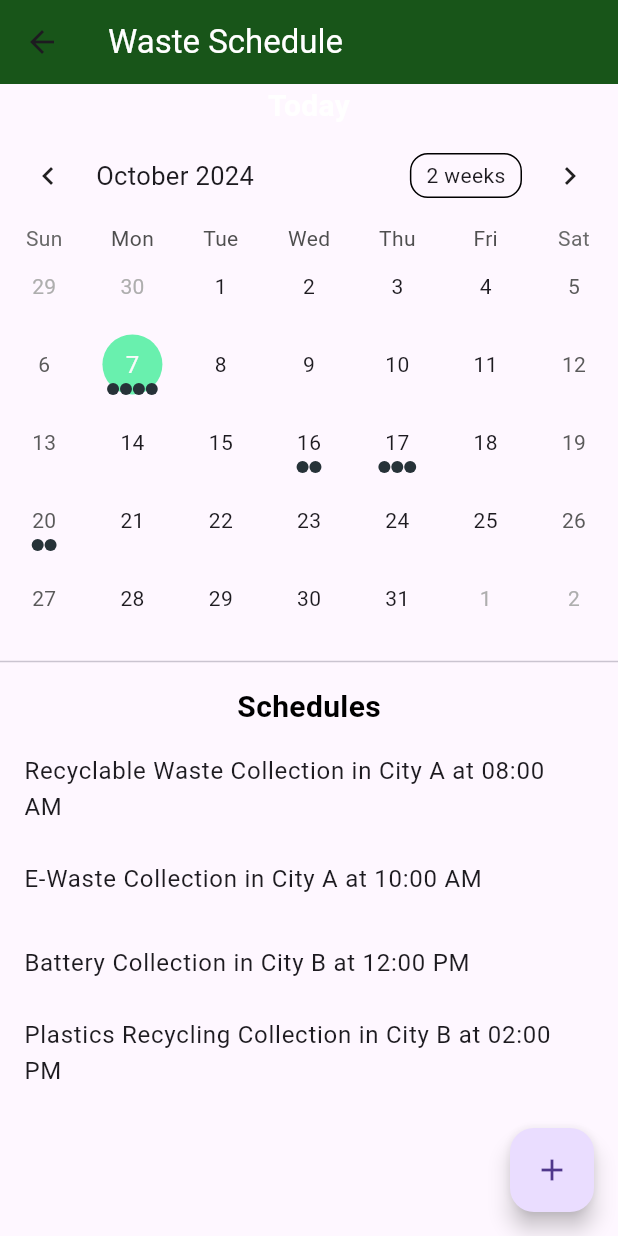
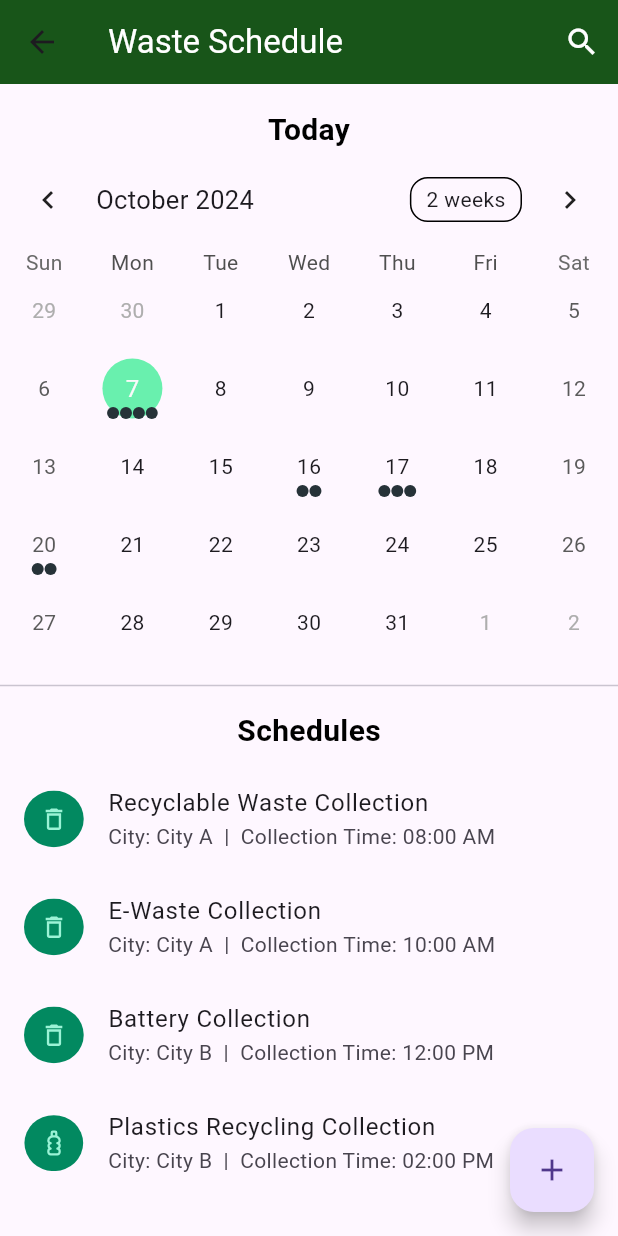
Before and after one commit to BilalR4M/EcoSpere, a Flutter app: the CalendarPage screen opened by its route, after a tap on the "add" icon, on a phone screen of 412 x 824 dp. Run offline on Flutter 3.47's test engine with Material 3 defaults, Android fonts, the phone set to English and light mode, and no system bars; drawn by our look-alikes of table_calendar; our stand-ins replace cloud_firestore, firebase_auth, firebase_core, flutter_svg, fluttertoast, go_router and 1 more; accounts and stored records are empty.

Commit message:
seach waste schedules completed

```diff
--- a/lib/models/activity.dart
+++ b/lib/models/activity.dart
@@ -4,13 +4,11 @@ class Activity {
   final String activity;
   final String city;
   final String collectionTime;
-  final String svgPath;
 
   Activity({
     required this.activity,
     required this.city,
     required this.collectionTime,
-    required this.svgPath,
   });
 
   factory Activity.fromMap(Map<String, dynamic> data) {
@@ -18,7 +16,6 @@ class Activity {
       activity: data['activity'] ?? '',
       city: data['city'] ?? '',
       collectionTime: data['collectionTime'] ?? '',
-      svgPath: data['svgPath'] ?? '',
     );
   }
 
@@ -27,7 +24,6 @@ class Activity {
       'activity': activity,
       'city': city,
       'collectionTime': collectionTime,
-      'svgPath': svgPath,
     };
   }
 }
--- a/lib/pages/calendar.dart
+++ b/lib/pages/calendar.dart
@@ -1,10 +1,12 @@
 // lib/pages/calendar_page.dart
 
-import 'package:ecosphere/models/activity.dart';
+
+import 'package:ecosphere/pages/search.dart';
 import 'package:ecosphere/src/add_schedule.dart';
 import 'package:flutter/material.dart';
+import 'package:intl/intl.dart';
 import 'package:table_calendar/table_calendar.dart';
-import 'package:cloud_firestore/cloud_firestore.dart';
+
 import 'package:ecosphere/models/schedule.dart';
 import 'package:ecosphere/services/firestore_service.dart';
 import 'package:flutter_svg/flutter_svg.dart';
@@ -30,6 +32,14 @@ class _CalendarPageState extends State<CalendarPage> {
     _fetchSchedules();
   }
 
+  String getFormattedDay() {
+    // If a day is selected, show its day name, otherwise show "Today"
+  return _selectedDay != null
+      ? DateFormat('EEEE').format(_selectedDay!)
+      : 'Today';
+  }
+
+
   Future<void> _fetchSchedules() async {
     List<Schedule> schedules = await _firestoreService.getAllSchedules();
     Map<DateTime, List<String>> events = {};
@@ -54,12 +64,41 @@ class _CalendarPageState extends State<CalendarPage> {
     return _events[DateTime(day.year, day.month, day.day)] ?? [];
   }
 
+  /// Helper function to get the SVG path based on the waste collection type
+  String _getSvgForActivity(String activity) {
+    switch (activity) {
+      case 'Recyclable Waste Collection1':
+        return 'assets/icons/recyclable_waste.svg';
+      case 'E-Waste Collection1':
+        return 'assets/icons/e_waste.svg';
+      case 'Battery Collection1':
+        return 'assets/icons/battery_waste.svg';
+      case 'Plastics Recycling Collection':
+        return 'assets/icons/plastics_recycling.svg';
+      // Add more cases for other activity types
+      default:
+        return 'assets/icons/default_waste.svg'; // Fallback icon
+    }
+  }
+
   @override
   Widget build(BuildContext context) {
     return Scaffold(
       appBar: AppBar(
         title: const Text('Waste Schedule', style: TextStyle(color: Colors.white)),
         backgroundColor: const Color(0xff185519),
+        actions: [
+          IconButton(
+            icon: const Icon(Icons.search, color: Colors.white,),
+            onPressed: () {
+              // Navigate to the SearchPage
+              Navigator.push(
+                context,
+                MaterialPageRoute(builder: (context) => const SearchPage()),
+              );
+            },
+          ),
+        ],
       ),
       floatingActionButton: FloatingActionButton(
         onPressed: () async {
@@ -70,7 +109,8 @@ class _CalendarPageState extends State<CalendarPage> {
       ),
       body: Column(
         children: [
-          const Center(child: Text('Today', style: TextStyle(color: Colors.white, fontSize: 20, fontWeight: FontWeight.bold))),
+          const SizedBox(height: 16),
+          Center(child: Text(getFormattedDay(), style: const TextStyle(color: Colors.black, fontSize: 20, fontWeight: FontWeight.bold))),
           TableCalendar<String>(
             firstDay: DateTime.utc(2020, 1, 1),
             lastDay: DateTime.utc(2030, 12, 31),
@@ -108,21 +148,44 @@ class _CalendarPageState extends State<CalendarPage> {
           const SizedBox(height: 8.0),
           const Divider(),
           const SizedBox(height: 8.0),
-          const Center(child: Text('Schedules', style: TextStyle(color: Colors.black, fontSize: 20, fontWeight: FontWeight.bold))),
+          const Center(
+            child: Text(
+            'Schedules',
+            style: TextStyle(
+              color: Colors.black,
+              fontSize: 20,
+              fontWeight: FontWeight.bold,
+            ),)),
           const SizedBox(height: 8.0),
           Expanded(
             child: _getEventsForDay(_selectedDay ?? _focusedDay).isEmpty
                 ? const Center(child: Text('No schedules for this day.'))
                 : ListView(
-                    children: _getEventsForDay(_selectedDay ?? _focusedDay)
-                        .map((event) => ListTile(
-                              title: Text(event),
-                              // Optionally, display SVG icons or additional info
-                              // leading: SvgPicture.asset('assets/icons/trash.svg'), // Example
-                            ))
-                        .toList(),
+                    children: _getEventsForDay(_selectedDay ?? _focusedDay).map((event) {
+                      // Assuming `event` is a String in the format 'activity in city at collectionTime'
+                      final parts = event.split(' in ');
+                      final activity = parts[0];
+                      final cityAndTime = parts[1].split(' at ');
+                      final city = cityAndTime[0];
+                      final collectionTime = cityAndTime[1];
+
+                      // Select an SVG asset based on the activity
+                      String svgPath = _getSvgForActivity(activity); // Helper function
+
+                      return ListTile(
+                        leading: SvgPicture.asset(
+                          svgPath,
+                          width: 40, // Set the size of the SVG icon
+                          height: 40,
+                          semanticsLabel: 'Waste Collection Icon',
+                        ),
+                        title: Text(activity),
+                        subtitle: Text('City: $city  |  Collection Time: $collectionTime'),
+                      );
+                    }).toList(),
                   ),
-          ),
+          )
+
         ],
       ),
     );
--- a/lib/pages/home.dart
+++ b/lib/pages/home.dart
@@ -37,8 +37,9 @@ class Home extends StatelessWidget {
                     )
                   ),
                 ),
-                 const SizedBox(height: 30,),
+                const SizedBox(height: 30,),
                 _logout(context),
+                const SizedBox(height: 30,),
                 ElevatedButton(
                   style: ElevatedButton.styleFrom(
                     backgroundColor: const Color(0xff185519),
--- a/lib/services/firestore_service.dart
+++ b/lib/services/firestore_service.dart
@@ -66,4 +66,11 @@ class FirestoreService {
       log('Error deleting schedule: $e');
     }
   }
+
+  // Stream of schedules for real-time updates
+  Stream<List<Schedule>> getAllSchedulesStream() {
+    return _db.collection('schedules').snapshots().map((snapshot) {
+      return snapshot.docs.map((doc) => Schedule.fromDocument(doc)).toList();
+    });
+  }
 }
```
Also changed, not shown: lib/pages/search.dart (added, +173 -0 lines), pubspec.yaml (+5 -3 lines), assets/icons/default_waste.svg (added), assets/icons/plastics_recycling.svg (added), pubspec.lock.
